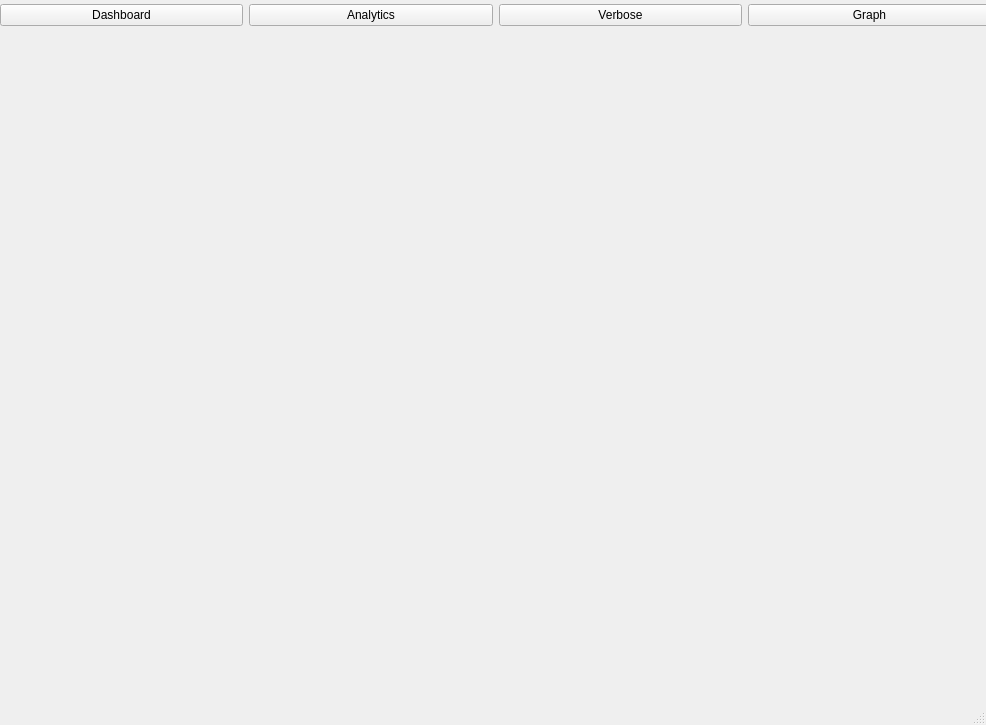
Above: edi/mainwindow.ui from Tejas1234-biradar/networkVisualiser before the change. Below: the same form after it.
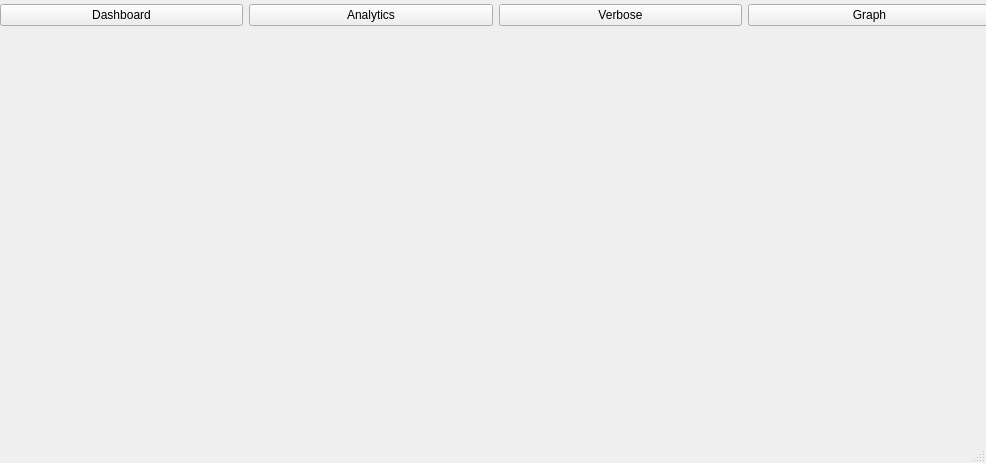
That is the form after the change.

Commit message: semi-working layout changing and dynamic updating

Diff of the .ui file:
```diff
--- a/edi/mainwindow.ui
+++ b/edi/mainwindow.ui
@@ -7,7 +7,7 @@
     <x>0</x>
     <y>0</y>
     <width>986</width>
-    <height>725</height>
+    <height>463</height>
    </rect>
   </property>
   <property name="windowTitle">
```
Left out of the diff: 18 changed lines with no effect on the pictures. The commit also changes 7 other files.
